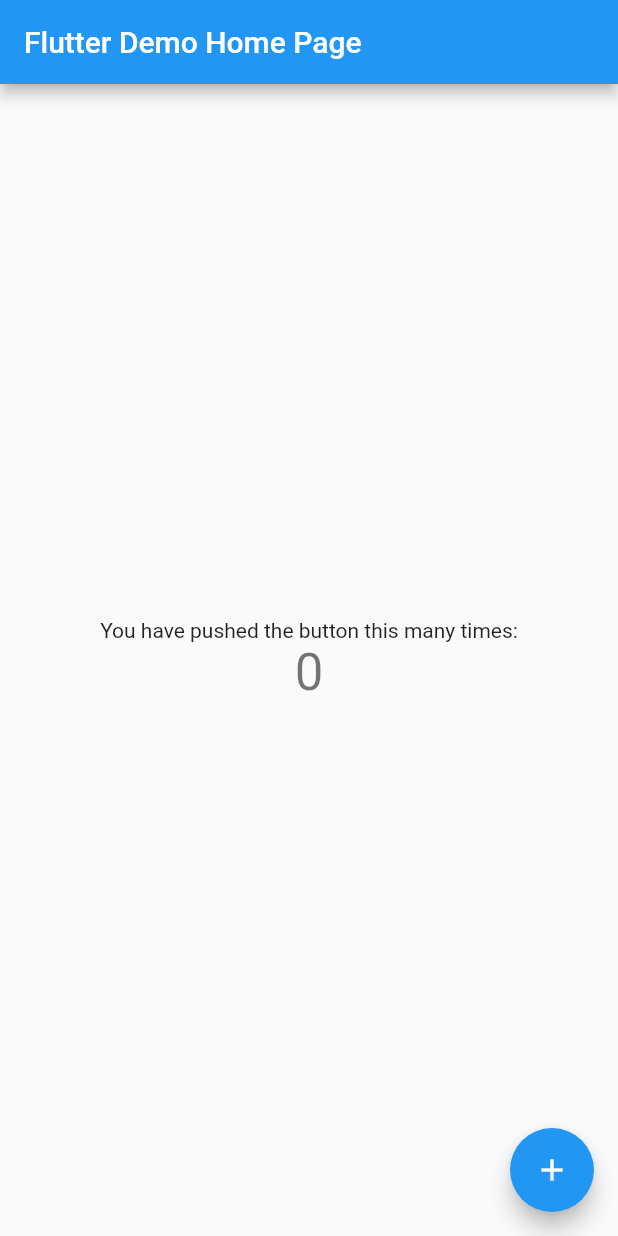
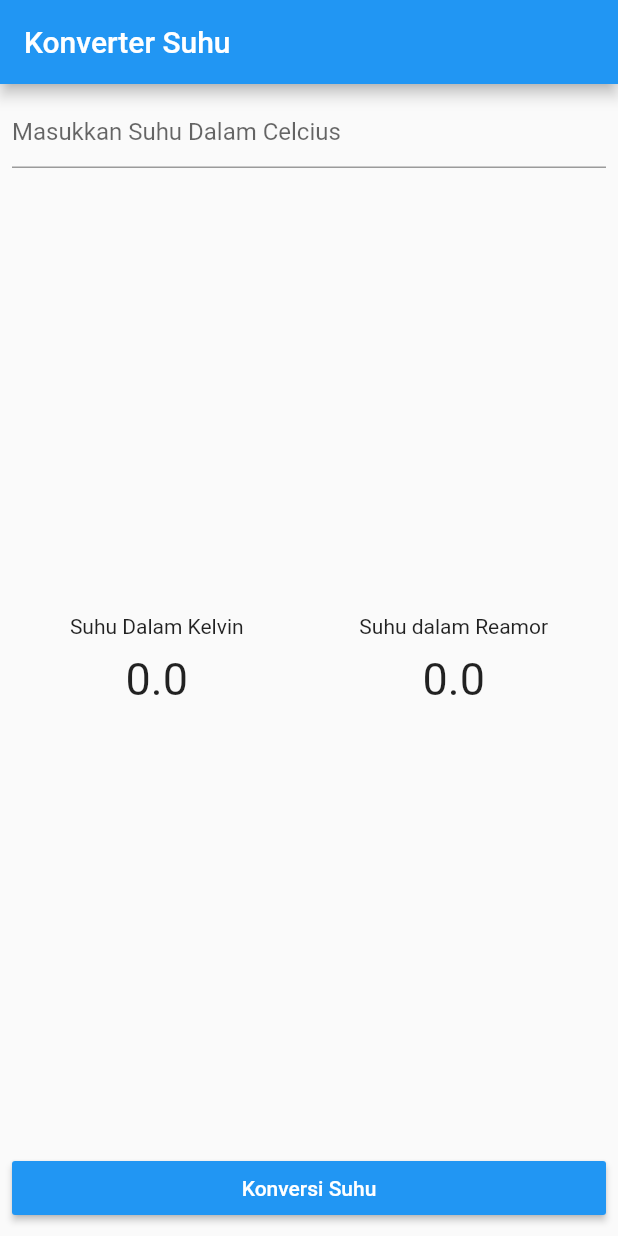
Before and after one commit to nailanabilaaaaaa/flutter-chapter3, a Flutter app: the screen it shows after launch, on a phone screen of 412 x 824 dp. Run offline on Flutter 3.47's test engine with Material 2 defaults, Android fonts, the phone set to English and light mode, and no system bars.

Commit message:
Praktikum - Konvert Suhu

```diff
--- /dev/null
+++ b/lib/convert.dart
@@ -0,0 +1,24 @@
+import 'package:flutter/material.dart';
+
+class Conv extends StatelessWidget {
+  const Conv({
+    Key? key, required this.convr
+  }) : super(key: key);
+
+  final Function convr;
+
+  @override
+  Widget build(BuildContext context) {
+    return Container(
+      width: double.infinity,
+      child: RaisedButton(
+        color: Colors.blue, // background
+        textColor: Colors.white, // foreground
+        onPressed: () {
+          this.convr();
+        },
+        child: Text('Konversi Suhu'),
+      ),
+    );
+  }
+}
--- /dev/null
+++ b/lib/input.dart
@@ -0,0 +1,22 @@
+import 'package:flutter/material.dart';
+
+class Input extends StatelessWidget {
+  const Input({
+    Key? key,
+    required this.etInput,
+  }) : super(key: key);
+
+  final TextEditingController etInput;
+
+  @override
+  Widget build(BuildContext context) {
+    return TextFormField(
+      controller: etInput,
+      decoration: InputDecoration(hintText: 'Masukkan Suhu Dalam Celcius'),
+      keyboardType: TextInputType.numberWithOptions(
+        decimal: true,
+        signed: false,
+      ),
+    );
+  }
+}
--- a/lib/main.dart
+++ b/lib/main.dart
@@ -1,115 +1,59 @@
 import 'package:flutter/material.dart';
+import 'package:flutter/services.dart';
+
+import 'package:statefull_widget/input.dart';
+import 'package:statefull_widget/result.dart';
+import 'package:statefull_widget/convert.dart';
 
 void main() {
-  runApp(const MyApp());
+  runApp(MyApp());
 }
 
-class MyApp extends StatelessWidget {
-  const MyApp({Key? key}) : super(key: key);
+class MyApp extends StatefulWidget {
+  @override
+  _MyAppState createState() => _MyAppState();
+}
 
-  // This widget is the root of your application.
+class _MyAppState extends State<MyApp> {
+  //variabel berubah
+  double inputUSer = 0;
+  double kelvin = 0;
+  double reamur = 0;
+  final etInput = TextEditingController();
+
+  void hitungSuhu() {
+    setState(() {
+      inputUSer = double.parse(etInput.text);
+      kelvin = inputUSer + 273;
+      reamur = (4 / 5) * inputUSer;
+    });
+  }
+
   @override
   Widget build(BuildContext context) {
     return MaterialApp(
       title: 'Flutter Demo',
       theme: ThemeData(
-        // This is the theme of your application.
-        //
-        // Try running your application with "flutter run". You'll see the
-        // application has a blue toolbar. Then, without quitting the app, try
-        // changing the primarySwatch below to Colors.green and then invoke
-        // "hot reload" (press "r" in the console where you ran "flutter run",
-        // or simply save your changes to "hot reload" in a Flutter IDE).
-        // Notice that the counter didn't reset back to zero; the application
-        // is not restarted.
         primarySwatch: Colors.blue,
+        visualDensity: VisualDensity.adaptivePlatformDensity,
       ),
-      home: const MyHomePage(title: 'Flutter Demo Home Page'),
-    );
-  }
-}
-
-class MyHomePage extends StatefulWidget {
-  const MyHomePage({Key? key, required this.title}) : super(key: key);
-
-  // This widget is the home page of your application. It is stateful, meaning
-  // that it has a State object (defined below) that contains fields that affect
-  // how it looks.
-
-  // This class is the configuration for the state. It holds the values (in this
-  // case the title) provided by the parent (in this case the App widget) and
-  // used by the build method of the State. Fields in a Widget subclass are
-  // always marked "final".
-
-  final String title;
-
-  @override
-  State<MyHomePage> createState() => _MyHomePageState();
-}
-
-class _MyHomePageState extends State<MyHomePage> {
-  int _counter = 0;
-
-  void _incrementCounter() {
-    setState(() {
-      // This call to setState tells the Flutter framework that something has
-      // changed in this State, which causes it to rerun the build method below
-      // so that the display can reflect the updated values. If we changed
-      // _counter without calling setState(), then the build method would not be
-      // called again, and so nothing would appear to happen.
-      _counter++;
-    });
-  }
-
-  @override
-  Widget build(BuildContext context) {
-    // This method is rerun every time setState is called, for instance as done
-    // by the _incrementCounter method above.
-    //
-    // The Flutter framework has been optimized to make rerunning build methods
-    // fast, so that you can just rebuild anything that needs updating rather
-    // than having to individually change instances of widgets.
-    return Scaffold(
+      home: Scaffold(
         appBar: AppBar(
-        // Here we take the value from the MyHomePage object that was created by
-        // the App.build method, and use it to set our appbar title.
-        title: Text(widget.title),
+          title: Text("Konverter Suhu"),
         ),
-      body: Center(
-        // Center is a layout widget. It takes a single child and positions it
-        // in the middle of the parent.
+        body: Container(
+          margin: EdgeInsets.all(8),
           child: Column(
-          // Column is also a layout widget. It takes a list of children and
-          // arranges them vertically. By default, it sizes itself to fit its
-          // children horizontally, and tries to be as tall as its parent.
-          //
-          // Invoke "debug painting" (press "p" in the console, choose the
-          // "Toggle Debug Paint" action from the Flutter Inspector in Android
-          // Studio, or the "Toggle Debug Paint" command in Visual Studio Code)
-          // to see the wireframe for each widget.
-          //
-          // Column has various properties to control how it sizes itself and
-          // how it positions its children. Here we use mainAxisAlignment to
-          // center the children vertically; the main axis here is the vertical
-          // axis because Columns are vertical (the cross axis would be
-          // horizontal).
-          mainAxisAlignment: MainAxisAlignment.center,
-          children: <Widget>[
-            const Text(
-              'You have pushed the button this many times:',
-            ),
-            Text(
-              '$_counter',
-              style: Theme.of(context).textTheme.headline4,
+            children: [
+              Input(etInput: etInput),
+              Result(kelvin: kelvin, reamur: reamur),
+              Conv(
+                convr: hitungSuhu,
               ),
             ],
           ),
         ),
-      floatingActionButton: FloatingActionButton(
-        onPressed: _incrementCounter,
-        tooltip: 'Increment',
-        child: const Icon(Icons.add),
-      ), // This trailing comma makes auto-formatting nicer for build methods.
+      ),
     );
   }
 }
--- /dev/null
+++ b/lib/result.dart
@@ -0,0 +1,69 @@
+import 'package:flutter/material.dart';
+
+class Result extends StatelessWidget {
+  const Result({
+    Key? key,
+    required double kelvin,
+    required double reamur,
+  })  : kelvin = kelvin,
+        reamur = reamur,
+        super(key: key);
+
+  final double kelvin;
+  final double reamur;
+
+  @override
+  Widget build(BuildContext context) {
+    return Expanded(
+      child: Row(
+        mainAxisAlignment: MainAxisAlignment.spaceAround,
+        children: [
+          Column(
+            mainAxisAlignment: MainAxisAlignment.center,
+            children: [
+              Container(
+                child: Text(
+                  'Suhu Dalam Kelvin',
+                  textAlign: TextAlign.center,
+                ),
+              ),
+              Container(
+                margin: EdgeInsets.only(
+                  top: 10,
+                ),
+                child: Text(
+                  '$kelvin',
+                  style: TextStyle(
+                    fontSize: 30,
+                  ),
+                ),
+              ),
+            ],
+          ),
+          Column(
+            mainAxisAlignment: MainAxisAlignment.center,
+            children: [
+              Container(
+                child: Text(
+                  'Suhu dalam Reamor',
+                  textAlign: TextAlign.center,
+                ),
+              ),
+              Container(
+                margin: EdgeInsets.only(
+                  top: 10,
+                ),
+                child: Text(
+                  '$reamur',
+                  style: TextStyle(
+                    fontSize: 30,
+                  ),
+                ),
+              ),
+            ],
+          ),
+        ],
+      ),
+    );
+  }
+}
```
Also changed, not shown: 1 other file. Lines whose indentation alone changed are shown as unchanged.
